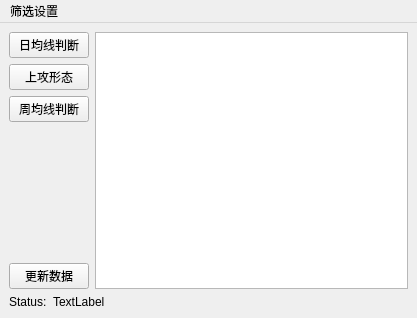
Before: the Qt Designer form Windows/clsMainWindow.ui in caicaiking/AbamaAnalysis, drawn with Qt 5.
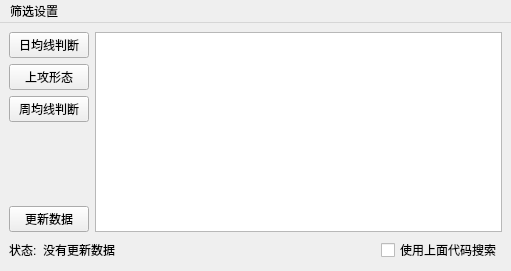
After: the same form once the commit is applied.

What changed in the file:
```diff
--- a/Windows/clsMainWindow.ui
+++ b/Windows/clsMainWindow.ui
@@ -6,8 +6,8 @@
    <rect>
     <x>0</x>
     <y>0</y>
-    <width>417</width>
-    <height>318</height>
+    <width>511</width>
+    <height>271</height>
    </rect>
   </property>
   <property name="windowTitle">
@@ -63,23 +63,37 @@
        </layout>
       </item>
       <item>
-       <widget class="QTextEdit" name="txtCodes"/>
+       <widget class="QTextEdit" name="txtCodes">
+        <property name="minimumSize">
+         <size>
+          <width>400</width>
+          <height>0</height>
+         </size>
+        </property>
+       </widget>
       </item>
      </layout>
     </item>
     <item>
-     <layout class="QHBoxLayout" name="horizontalLayout" stretch="0,10">
+     <layout class="QHBoxLayout" name="horizontalLayout" stretch="0,1,0">
       <item>
        <widget class="QLabel" name="label_2">
         <property name="text">
-         <string>Status:</string>
+         <string>状态:</string>
         </property>
        </widget>
       </item>
       <item>
        <widget class="QLabel" name="label">
         <property name="text">
-         <string>TextLabel</string>
+         <string>没有更新数据</string>
+        </property>
+       </widget>
+      </item>
+      <item>
+       <widget class="QCheckBox" name="chkUseLastResut">
+        <property name="text">
+         <string>使用上面代码搜索</string>
         </property>
        </widget>
       </item>
@@ -92,7 +106,7 @@
     <rect>
      <x>0</x>
      <y>0</y>
-     <width>417</width>
+     <width>511</width>
      <height>28</height>
     </rect>
    </property>
```
Left out of the diff: 2 changed lines with no effect on the pictures.
